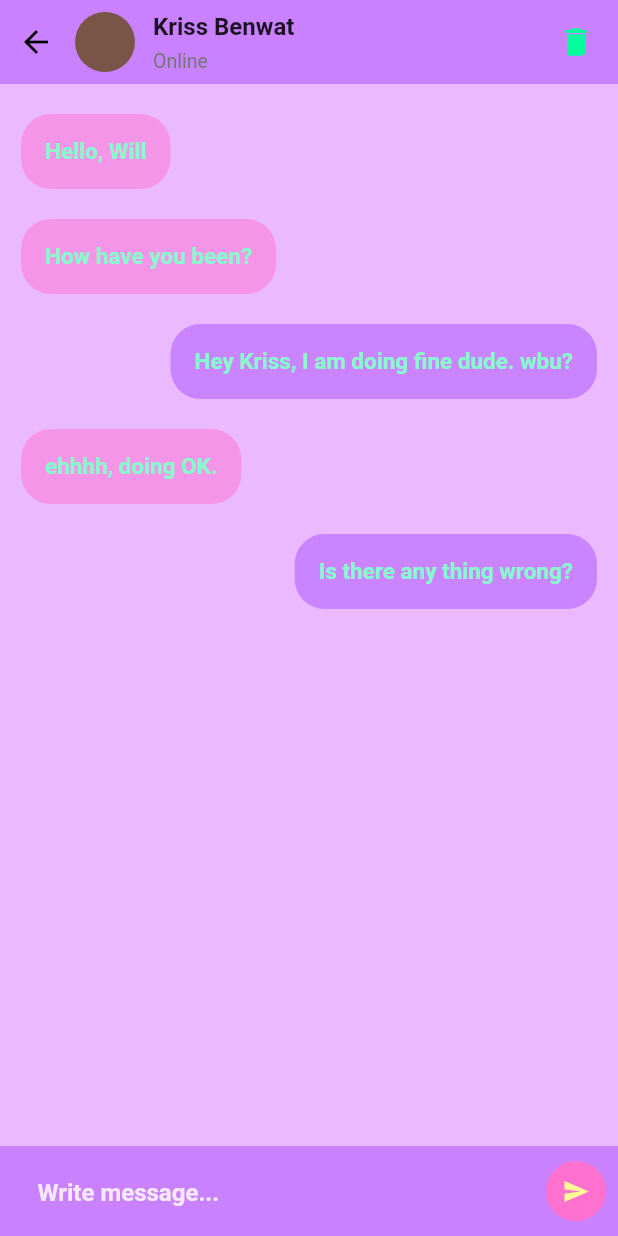
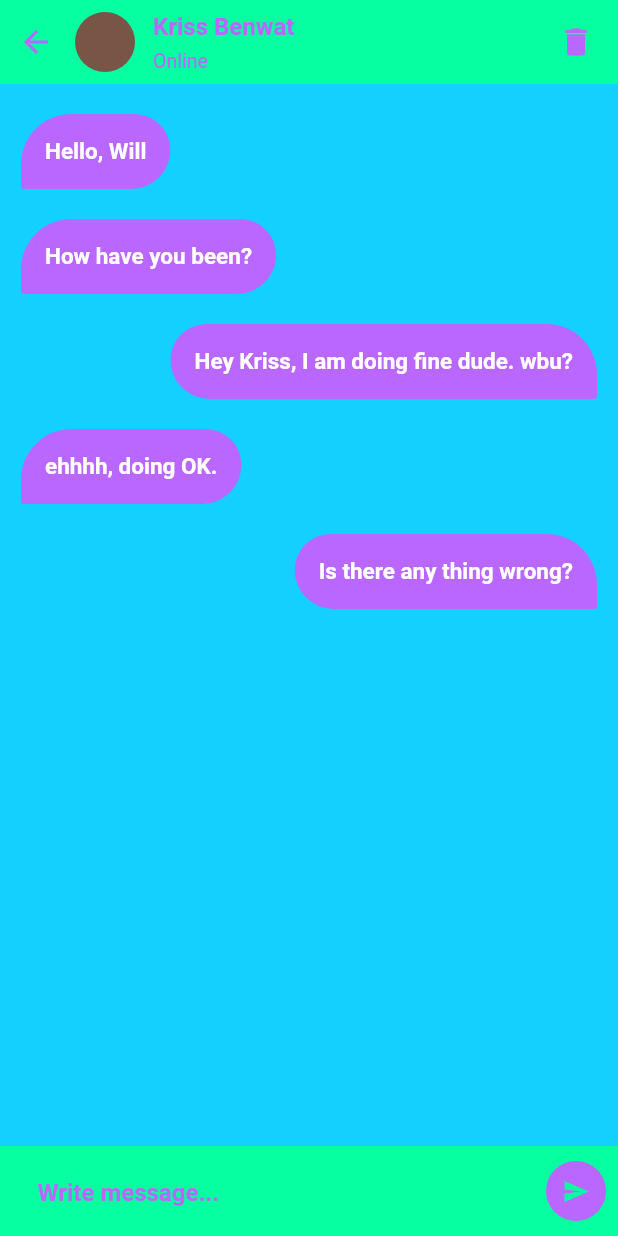
Before and after one commit to V-outsider/TUT-chat-app, a Flutter app: the ChatDetailPage screen opened directly, on a phone screen of 412 x 824 dp. Run offline on Flutter 3.47's test engine with Material 2 defaults, Android fonts, the phone set to English and light mode, and no system bars; our stand-ins replace flutter_login, shared_preferences; accounts and stored records are empty.

Commit message:
Beautiful UI

```diff
--- a/lib/screens/chatDetailPage.dart
+++ b/lib/screens/chatDetailPage.dart
@@ -15,11 +15,11 @@ class _ChatDetailPageState extends State<ChatDetailPage> {
   @override
   Widget build(BuildContext context) {
     return Scaffold(
-        backgroundColor: const Color.fromARGB(255, 235, 185, 255),
+        backgroundColor: const Color.fromARGB(255, 19, 208, 255),
         appBar: AppBar(
           elevation: 0,
           automaticallyImplyLeading: false,
-          backgroundColor: const Color.fromARGB(175, 185, 103, 255),
+          backgroundColor: const Color.fromARGB(255, 5, 255, 161),
           flexibleSpace: SafeArea(
             child: Container(
               padding: const EdgeInsets.only(right: 16),
@@ -31,7 +31,7 @@ class _ChatDetailPageState extends State<ChatDetailPage> {
                     },
                     icon: const Icon(
                       Icons.arrow_back,
-                      color: Colors.black,
+                      color: Color.fromARGB(255, 185, 103, 255),
                     ),
                   ),
                   const SizedBox(
@@ -49,26 +49,29 @@ class _ChatDetailPageState extends State<ChatDetailPage> {
                     child: Column(
                       crossAxisAlignment: CrossAxisAlignment.start,
                       mainAxisAlignment: MainAxisAlignment.center,
-                      children: <Widget>[
-                        const Text(
+                      children: const <Widget>[
+                        Text(
                           "Kriss Benwat",
                           style: TextStyle(
-                              fontSize: 16, fontWeight: FontWeight.w600),
+                              fontSize: 16,
+                              fontWeight: FontWeight.w600,
+                              color: Color.fromARGB(255, 185, 103, 255)),
                         ),
-                        const SizedBox(
+                        SizedBox(
                           height: 6,
                         ),
                         Text(
                           "Online",
                           style: TextStyle(
-                              color: Colors.grey.shade600, fontSize: 13),
+                              color: Color.fromARGB(255, 185, 103, 255),
+                              fontSize: 13),
                         ),
                       ],
                     ),
                   ),
                   const Icon(
                     Icons.delete,
-                    color: Color.fromARGB(255, 5, 255, 159),
+                    color: Color.fromARGB(255, 185, 103, 255),
                   ),
                 ],
               ),
@@ -92,16 +95,31 @@ class _ChatDetailPageState extends State<ChatDetailPage> {
                         : Alignment.topRight),
                     child: Container(
                       decoration: BoxDecoration(
-                          borderRadius: BorderRadius.circular(20),
-                          color: (messages[index].messageType == "receiver"
-                              ? const Color.fromARGB(127, 255, 113, 206)
-                              : const Color.fromARGB(166, 184, 103, 255))),
+                          borderRadius: BorderRadius.only(
+                            topLeft: Radius.circular(
+                                (messages[index].messageType == "receiver"
+                                    ? 35.0
+                                    : 25.0)),
+                            topRight: Radius.circular(
+                                (messages[index].messageType == "receiver"
+                                    ? 25.0
+                                    : 35.0)),
+                            bottomRight: Radius.circular(
+                                (messages[index].messageType == "receiver"
+                                    ? 27.0
+                                    : 2.0)),
+                            bottomLeft: Radius.circular(
+                                (messages[index].messageType == "receiver"
+                                    ? 2.0
+                                    : 27.0)),
+                          ),
+                          color: const Color.fromARGB(255, 185, 103, 255)),
                       padding: const EdgeInsets.all(16),
                       child: Text(
                         messages[index].messageContent,
                         style: const TextStyle(
                             fontSize: 15,
-                            color: Color.fromARGB(255, 136, 250, 206),
+                            color: Color.fromARGB(255, 255, 255, 255),
                             fontWeight: FontWeight.bold),
                       ),
                     ),
@@ -115,7 +133,7 @@ class _ChatDetailPageState extends State<ChatDetailPage> {
                 padding: const EdgeInsets.only(left: 10, bottom: 10, top: 10),
                 height: 60,
                 width: double.infinity,
-                color: const Color.fromARGB(175, 185, 103, 255),
+                color: const Color.fromARGB(255, 5, 255, 161),
                 child: Row(
                   children: <Widget>[
                     const SizedBox(
@@ -126,7 +144,7 @@ class _ChatDetailPageState extends State<ChatDetailPage> {
                         decoration: InputDecoration(
                             hintText: "Write message...",
                             hintStyle: TextStyle(
-                                color: Color.fromARGB(209, 255, 255, 255),
+                                color: Color.fromARGB(255, 185, 103, 255),
                                 fontWeight: FontWeight.bold),
                             border: InputBorder.none),
                       ),
@@ -136,11 +154,11 @@ class _ChatDetailPageState extends State<ChatDetailPage> {
                     ),
                     FloatingActionButton(
                       onPressed: () {},
-                      backgroundColor: const Color.fromARGB(255, 255, 113, 206),
+                      backgroundColor: const Color.fromARGB(255, 185, 103, 255),
                       elevation: 0,
                       child: const Icon(
                         Icons.send,
-                        color: Color.fromARGB(255, 255, 251, 150),
+                        color: Color.fromARGB(255, 5, 255, 161),
                         size: 18,
                       ),
                     ),
```
